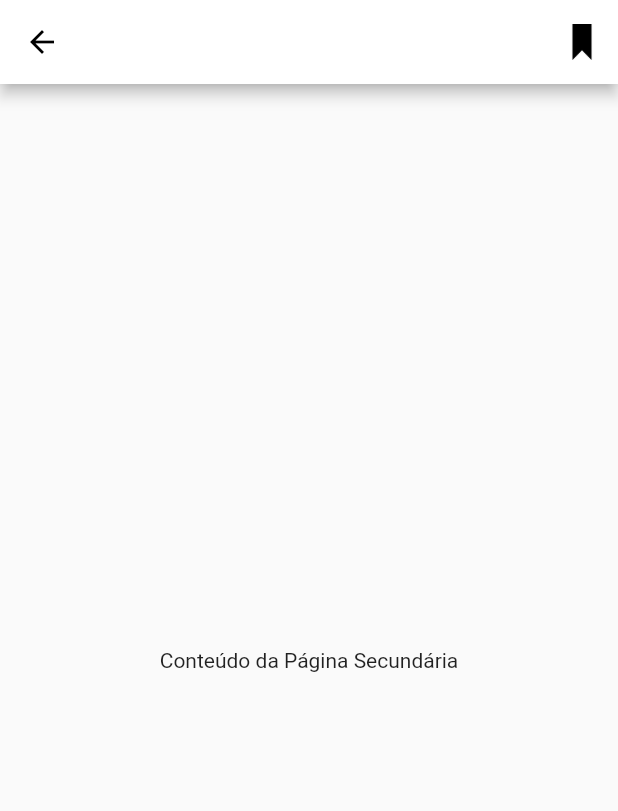
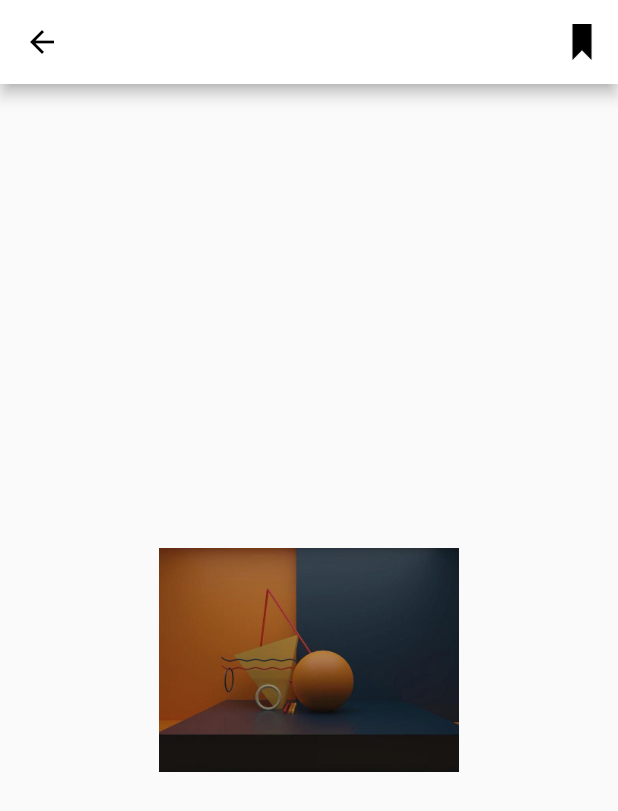
Before and after one commit to Blackburn060/Construcao-de-Interface-Flutter, a Flutter app: the PaginaSecundaria screen opened directly, on a phone screen of 412 x 824 dp. Shown: the top 811 px of the screen. Run offline on Flutter 3.47's test engine with Material 2 defaults, Android fonts, the phone set to English and light mode, and no system bars.

Commit message:
inserção da foto na segunda tela

```diff
--- a/projeto_tela_flutter/lib/paginaSecundaria.dart
+++ b/projeto_tela_flutter/lib/paginaSecundaria.dart
@@ -1,13 +1,15 @@
 import 'package:flutter/material.dart';
 
 class PaginaSecundaria extends StatelessWidget {
+  const PaginaSecundaria({super.key});
+
   @override
   Widget build(BuildContext context) {
     return Scaffold(
       appBar: AppBar(
-        title: Text('Página Secundária'),
+        title: const Text('Página Secundária'),
         backgroundColor: Colors.white, // Defina a cor desejada para a AppBar
-        iconTheme: IconThemeData(color: Colors.black),
+        iconTheme: const IconThemeData(color: Colors.black),
         actions: [
           IconButton(
             onPressed: () {
@@ -22,7 +24,11 @@ class PaginaSecundaria extends StatelessWidget {
         ],
       ),
       body: Center(
-        child: Text('Conteúdo da Página Secundária'),
+        child: Image.asset(
+          'assets/fotoPrincipal.jpeg', // Caminho para a imagem do corpo
+          width: 200, // Largura da imagem do corpo
+          height: 200, // Altura da imagem do corpo
+        ),
       ),
     );
   }
--- a/projeto_tela_flutter/pubspec.yaml
+++ b/projeto_tela_flutter/pubspec.yaml
@@ -57,6 +57,8 @@ flutter:
   assets:
     - assets/IconePaginaPrincipal.png
     - assets/iconeSalvar.png
+    - assets/fotoPrincipal.png
+    - assets/fotoPrincipal.jpeg
   # To add assets to your application, add an assets section, like this:
   # assets:
   #   - images/a_dot_burr.jpeg
```
